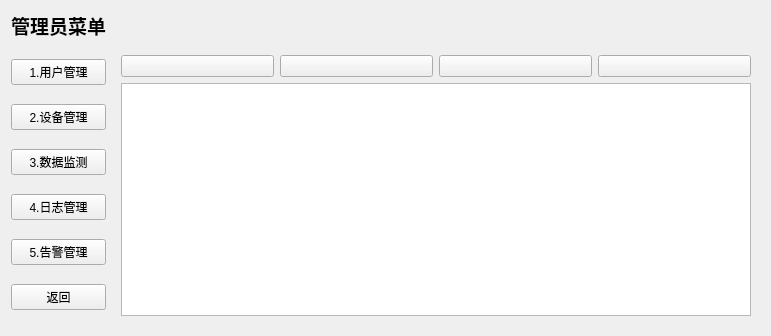
This is SnailIOTMonitoring/userManager/adminmenu.ui in leirujie/SnailIOTMonitoring as Qt 5 draws it before an edit. The edited form follows.
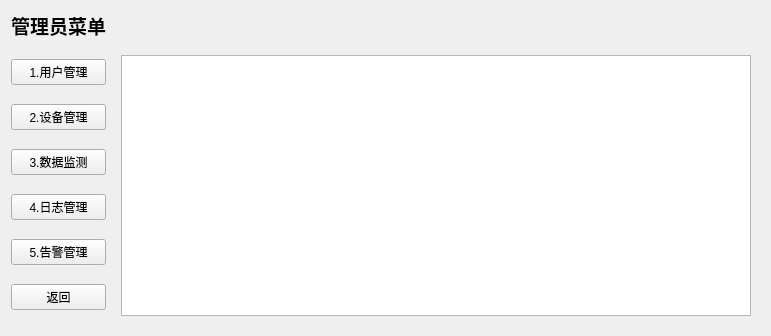
This is the edited form. The open tabs and pages were chosen to show the change.

The edit to the form file:
```diff
--- a/SnailIOTMonitoring/userManager/adminmenu.ui
+++ b/SnailIOTMonitoring/userManager/adminmenu.ui
@@ -219,38 +219,6 @@
       <layout class="QGridLayout" name="gridLayout_4">
        <item row="0" column="0">
         <layout class="QVBoxLayout" name="layoutUserManager_5">
-         <item>
-          <layout class="QHBoxLayout" name="horizontalLayout_5">
-           <item>
-            <widget class="QPushButton" name="pushButton_17">
-             <property name="text">
-              <string/>
-             </property>
-            </widget>
-           </item>
-           <item>
-            <widget class="QPushButton" name="pushButton_18">
-             <property name="text">
-              <string/>
-             </property>
-            </widget>
-           </item>
-           <item>
-            <widget class="QPushButton" name="pushButton_19">
-             <property name="text">
-              <string/>
-             </property>
-            </widget>
-           </item>
-           <item>
-            <widget class="QPushButton" name="pushButton_20">
-             <property name="text">
-              <string/>
-             </property>
-            </widget>
-           </item>
-          </layout>
-         </item>
          <item>
           <widget class="QTableWidget" name="tableWidgetWarningManager"/>
          </item>
```
Left out of the diff: 136 changed lines with no effect on the pictures.
